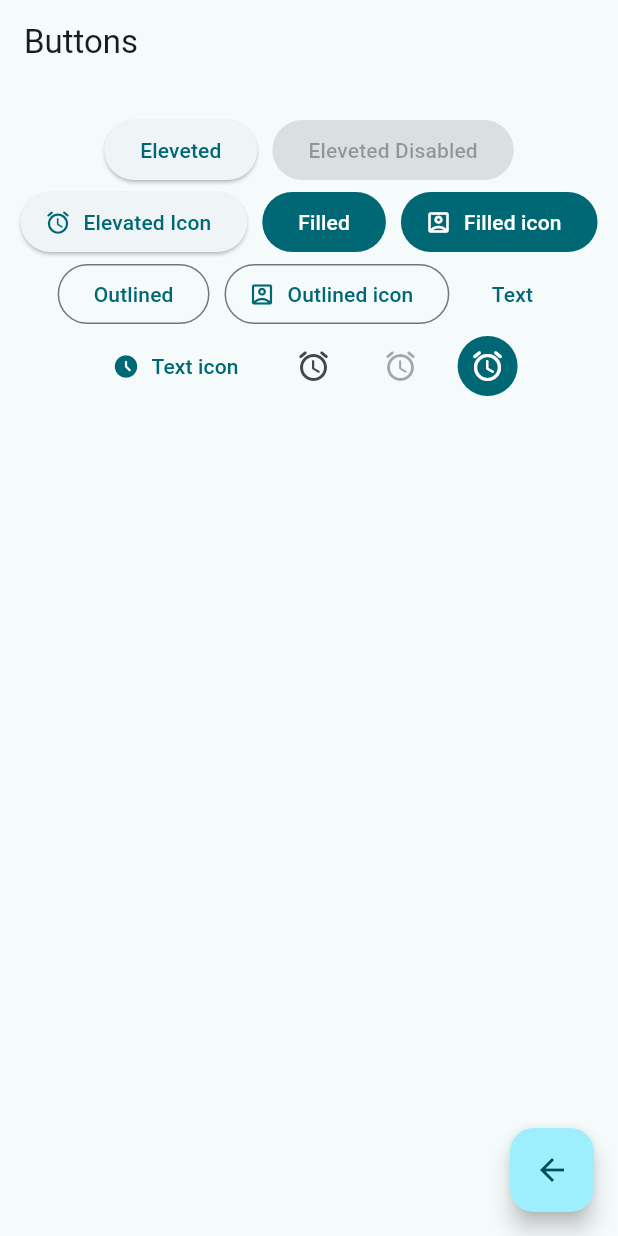
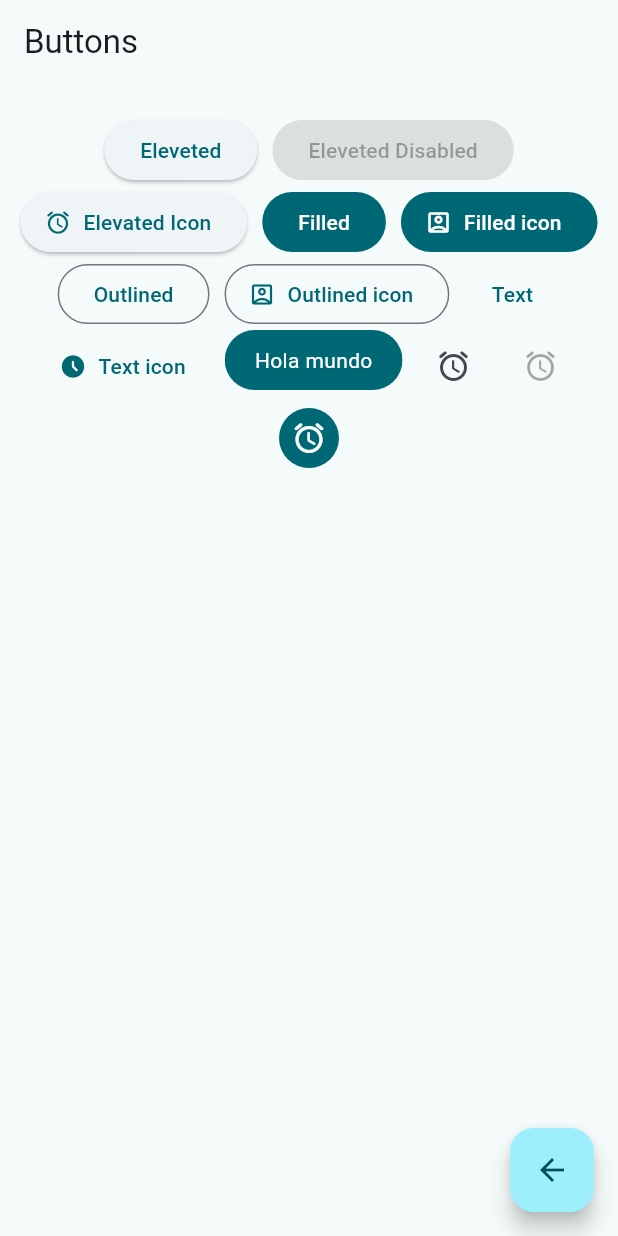
Before and after one commit to aguskuster/flutter_widgets, a Flutter app: the ButtonsScreen screen opened by its route, on a phone screen of 412 x 824 dp. Run offline on Flutter 3.47's test engine with Material 3 defaults, Android fonts, the phone set to English and light mode, and no system bars; our stand-ins replace go_router.

Commit message:
my custom button

```diff
--- a/lib/presentation/screens/buttons/buttons_screen.dart
+++ b/lib/presentation/screens/buttons/buttons_screen.dart
@@ -46,8 +46,9 @@ class _ButtonsView extends StatelessWidget {
             TextButton(onPressed: (){}, child: const Text("Text")),
             TextButton.icon(onPressed: (){}, icon: const Icon(Icons.access_time_filled_rounded), label: const Text("Text icon")),
 
+            const CustomButton(),
             IconButton(onPressed: (){}, icon: const Icon(Icons.access_alarm_rounded)),
-            IconButton(onPressed: null, icon: const Icon(Icons.access_alarm_rounded)),
+            const IconButton(onPressed: null, icon: Icon(Icons.access_alarm_rounded)),
             IconButton(onPressed: (){},style: ButtonStyle( backgroundColor: MaterialStatePropertyAll(colors.primary), iconColor: const MaterialStatePropertyAll(Colors.white)), icon: const Icon(Icons.access_alarm_rounded)),
           ],
         ),
@@ -55,3 +56,27 @@ class _ButtonsView extends StatelessWidget {
     );
   }
 }
+
+
+class CustomButton extends StatelessWidget {
+  const CustomButton({super.key});
+
+  @override
+  Widget build(BuildContext context) {
+
+    final colors = Theme.of(context).colorScheme;
+    return ClipRRect(
+      borderRadius: BorderRadius.circular(20),
+      child: Material(
+        color: colors.primary,
+        child: InkWell(
+          focusColor: colors.secondary,
+          onTap: (){},
+          child: Padding(
+            padding: const EdgeInsets.symmetric(horizontal: 20, vertical:10),
+            child: Text("Hola mundo", style: TextStyle(color: Colors.white))),
+        ),
+      ),
+    );
+  }
+}
```
